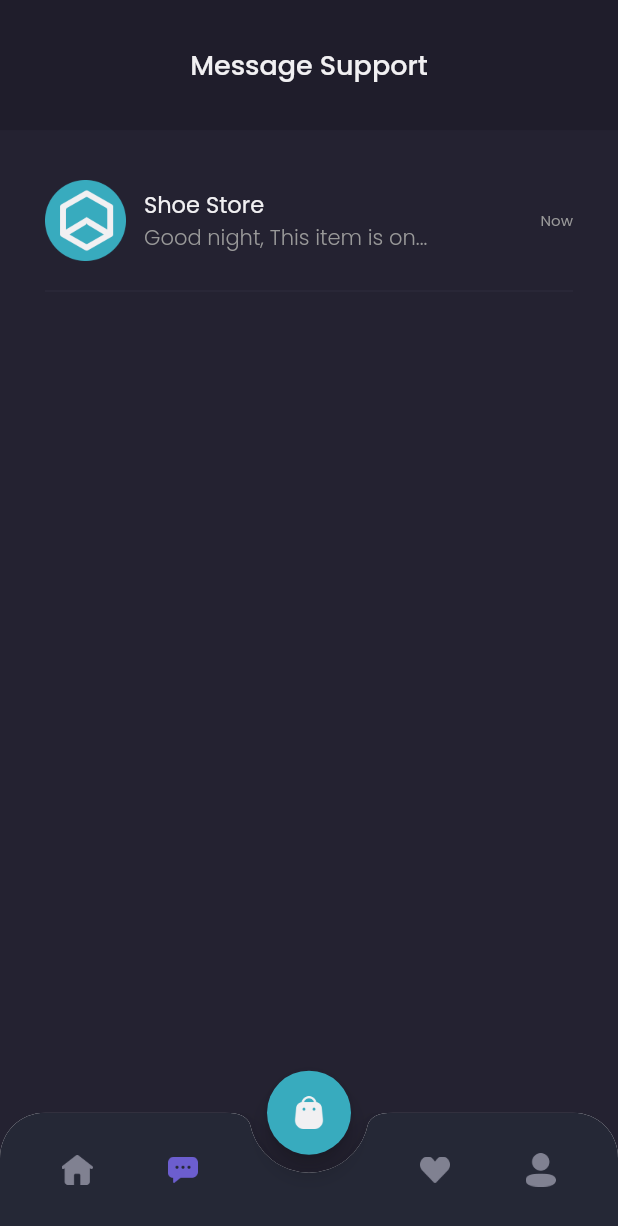
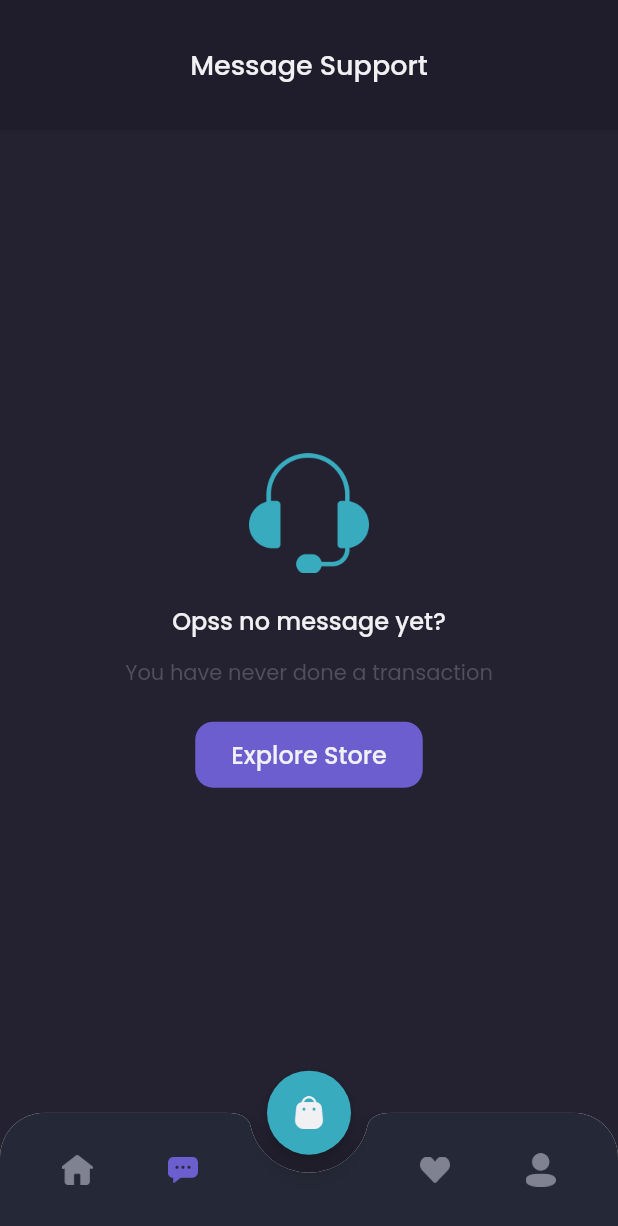
Before and after one commit to mudapa/shamo, a Flutter app: the MainPage screen opened by its route, item 2 of the bottom bar chosen, on a phone screen of 412 x 824 dp. Shown: the top 1226 px of the screen. Run offline on Flutter 3.47's test engine with Material 2 defaults, Android fonts, the phone set to English and light mode, and no system bars; our stand-ins replace carousel_slider, cloud_firestore, firebase_core, google_fonts; accounts and stored records are empty; network calls fail.

Commit message:
message/chat backend beres

```diff
--- a/lib/main.dart
+++ b/lib/main.dart
@@ -13,6 +13,7 @@ import 'package:shamo/pages/sign_up.dart';
 import 'package:shamo/pages/splash_screen.dart';
 import 'package:shamo/providers/auth_provider.dart';
 import 'package:shamo/providers/cart_provider.dart';
+import 'package:shamo/providers/page_provider.dart';
 import 'package:shamo/providers/product_provider.dart';
 import 'package:shamo/providers/transaction_provider.dart';
 import 'package:shamo/providers/wishlist_provider.dart';
@@ -43,6 +44,9 @@ class Shamo extends StatelessWidget {
         ChangeNotifierProvider(
           create: (context) => TransactionProvider(),
         ),
+        ChangeNotifierProvider(
+          create: (context) => PageProvider(),
+        ),
       ],
       child: MaterialApp(
         debugShowCheckedModeBanner: false,
--- a/lib/models/message_model.dart
+++ b/lib/models/message_model.dart
@@ -1,7 +1,7 @@
 import 'package:shamo/models/product_model.dart';
 
 class MessageModel {
-  String? message;
+  String message;
   int? userId;
   String? userName;
   String? userImage;
@@ -11,7 +11,7 @@ class MessageModel {
   DateTime? updatedAt;
 
   MessageModel({
-    this.message,
+    required this.message,
     this.userId,
     this.userName,
     this.userImage,
@@ -31,8 +31,8 @@ class MessageModel {
       product: json['product'].isEmpty
           ? UninitializedProductModel()
           : ProductModel.fromJson(json['product']),
-      createdAt: DateTime.parse(json['created_at']),
-      updatedAt: DateTime.parse(json['updated_at']),
+      createdAt: DateTime.parse(json['createdAt'] ?? ""),
+      updatedAt: DateTime.parse(json['updatedAt'] ?? ""),
     );
   }
 
@@ -44,8 +44,8 @@ class MessageModel {
       'userImage': userImage,
       'isFromUser': isFromUser,
       'product': product is UninitializedProductModel ? {} : product.toJson(),
-      'created_at': createdAt.toString(),
-      'updated_at': updatedAt.toString(),
+      'createdAt': createdAt.toString(),
+      'updatedAt': updatedAt.toString(),
     };
   }
 }
--- a/lib/models/product_model.dart
+++ b/lib/models/product_model.dart
@@ -50,7 +50,7 @@ class ProductModel {
       'category': category.toJson(),
       'galleries': galleries.map((gallery) => gallery.toJson()).toList(),
       'created_at': createdAt.toString(),
-      'updateda_at': updatedAt.toString(),
+      'updated_at': updatedAt.toString(),
     };
   }
 }
--- a/lib/models/user_model.dart
+++ b/lib/models/user_model.dart
@@ -1,5 +1,5 @@
 class UserModel {
-  int? id;
+  int id;
   String? name;
   String? email;
   String? username;
@@ -7,7 +7,7 @@ class UserModel {
   String token;
 
   UserModel({
-    this.id,
+    required this.id,
     this.name,
     this.email,
     this.username,
@@ -17,7 +17,7 @@ class UserModel {
 
   factory UserModel.fromJson(Map<String, dynamic> json) {
     return UserModel(
-      id: json['id'] as int?,
+      id: json['id'],
       name: json['name'] as String?,
       email: json['email'] as String?,
       username: json['username'] as String?,
--- a/lib/pages/cart.dart
+++ b/lib/pages/cart.dart
@@ -54,7 +54,10 @@ class Cart extends StatelessWidget {
               height: 44,
               width: 152,
               child: TextButton(
-                onPressed: () {},
+                onPressed: () {
+                  Navigator.pushNamedAndRemoveUntil(
+                      context, '/home', (route) => false);
+                },
                 style: TextButton.styleFrom(
                   backgroundColor: primaryColor,
                   shape: RoundedRectangleBorder(
--- a/lib/pages/detail_chat.dart
+++ b/lib/pages/detail_chat.dart
@@ -10,7 +10,7 @@ import 'package:shamo/widgets/theme.dart';
 
 class DetailChat extends StatefulWidget {
   ProductModel product;
-  DetailChat(this.product);
+  DetailChat(this.product, {super.key});
 
   @override
   State<DetailChat> createState() => _DetailChatState();
@@ -22,6 +22,7 @@ class _DetailChatState extends State<DetailChat> {
   @override
   Widget build(BuildContext context) {
     AuthProvider authProvider = Provider.of<AuthProvider>(context);
+
     handleAddMessage() async {
       await MessageService().addMessage(
         user: authProvider.user,
@@ -193,18 +194,15 @@ class _DetailChatState extends State<DetailChat> {
                 right: defaultMargin,
                 bottom: defaultMargin,
               ),
-              children: [
-                ChatBubble(
-                  isSender: true,
-                  text: 'Hi, This item is still available?',
-                  hasProduct: true,
-                ),
-                ChatBubble(
-                  isSender: false,
-                  text:
-                      'Good night, This item is only available in size 42 and 43',
-                ),
-              ],
+              children: snapshot.data!
+                  .map(
+                    (MessageModel message) => ChatBubble(
+                      isSender: message.isFromUser,
+                      text: message.message,
+                      product: message.product,
+                    ),
+                  )
+                  .toList(),
             );
           } else {
             return Center(
--- a/lib/pages/home/chat_page.dart
+++ b/lib/pages/home/chat_page.dart
@@ -1,10 +1,18 @@
 import 'package:flutter/material.dart';
+import 'package:provider/provider.dart';
+import 'package:shamo/models/message_model.dart';
+import 'package:shamo/providers/auth_provider.dart';
+import 'package:shamo/providers/page_provider.dart';
+import 'package:shamo/services/message_service.dart';
 import 'package:shamo/widgets/chat_tile.dart';
 import 'package:shamo/widgets/theme.dart';
 
 class ChatPage extends StatelessWidget {
   @override
   Widget build(BuildContext context) {
+    AuthProvider authProvider = Provider.of<AuthProvider>(context);
+    PageProvider pageProvider = Provider.of<PageProvider>(context);
+
     Widget header() {
       return AppBar(
         toolbarHeight: 87,
@@ -50,7 +58,9 @@ class ChatPage extends StatelessWidget {
               SizedBox(height: 20),
               Container(
                 child: TextButton(
-                  onPressed: () {},
+                  onPressed: () {
+                    pageProvider.currentIndex = 0;
+                  },
                   style: TextButton.styleFrom(
                     padding: EdgeInsets.symmetric(
                       horizontal: 24,
@@ -77,6 +87,15 @@ class ChatPage extends StatelessWidget {
     }
 
     Widget content() {
+      return StreamBuilder<List<MessageModel>>(
+        stream:
+            MessageService().getMessagesByUserId(userId: authProvider.user.id),
+        builder: (context, snapshot) {
+          if (snapshot.hasData) {
+            if (snapshot.data!.length == 0) {
+              return emptyChat();
+            }
+
             return Expanded(
               child: Container(
                 width: double.infinity,
@@ -86,10 +105,15 @@ class ChatPage extends StatelessWidget {
                     horizontal: defaultMargin,
                   ),
                   children: [
-              ChatTile(),
+                    ChatTile(snapshot.data![snapshot.data!.length - 1]),
                   ],
                 ),
               ),
+            );
+          } else {
+            return emptyChat();
+          }
+        },
       );
     }
 
--- a/lib/pages/home/main_page.dart
+++ b/lib/pages/home/main_page.dart
@@ -1,8 +1,10 @@
 import 'package:flutter/material.dart';
+import 'package:provider/provider.dart';
 import 'package:shamo/pages/home/chat_page.dart';
 import 'package:shamo/pages/home/home_page.dart';
 import 'package:shamo/pages/home/profile_page.dart';
 import 'package:shamo/pages/home/wishlist_page.dart';
+import 'package:shamo/providers/page_provider.dart';
 import 'package:shamo/widgets/theme.dart';
 
 class MainPage extends StatefulWidget {
@@ -11,10 +13,10 @@ class MainPage extends StatefulWidget {
 }
 
 class _MainPageState extends State<MainPage> {
-  int currentIndex = 0;
-
   @override
   Widget build(BuildContext context) {
+    PageProvider pageProvider = Provider.of<PageProvider>(context);
+
     Widget cartButton() {
       return FloatingActionButton(
         onPressed: () {
@@ -39,11 +41,9 @@ class _MainPageState extends State<MainPage> {
           clipBehavior: Clip.antiAlias,
           child: BottomNavigationBar(
             backgroundColor: bg4Color,
-            currentIndex: currentIndex,
+            currentIndex: pageProvider.currentIndex,
             onTap: (value) {
-              setState(() {
-                currentIndex = value;
-              });
+              pageProvider.currentIndex = value;
             },
             type: BottomNavigationBarType.fixed,
             items: [
@@ -56,7 +56,9 @@ class _MainPageState extends State<MainPage> {
                   child: Image.asset(
                     'assets/icon_home.png',
                     width: 21,
-                    color: currentIndex == 0 ? primaryColor : Color(0xff808191),
+                    color: pageProvider.currentIndex == 0
+                        ? primaryColor
+                        : Color(0xff808191),
                   ),
                 ),
                 label: '',
@@ -71,7 +73,9 @@ class _MainPageState extends State<MainPage> {
                   child: Image.asset(
                     'assets/icon_chat.png',
                     width: 20,
-                    color: currentIndex == 1 ? primaryColor : Color(0xff808191),
+                    color: pageProvider.currentIndex == 1
+                        ? primaryColor
+                        : Color(0xff808191),
                   ),
                 ),
                 label: '',
@@ -86,7 +90,9 @@ class _MainPageState extends State<MainPage> {
                   child: Image.asset(
                     'assets/icon_wishlist.png',
                     width: 20,
-                    color: currentIndex == 2 ? primaryColor : Color(0xff808191),
+                    color: pageProvider.currentIndex == 2
+                        ? primaryColor
+                        : Color(0xff808191),
                   ),
                 ),
                 label: '',
@@ -100,7 +106,9 @@ class _MainPageState extends State<MainPage> {
                   child: Image.asset(
                     'assets/icon_profile.png',
                     width: 20,
-                    color: currentIndex == 3 ? primaryColor : Color(0xff808191),
+                    color: pageProvider.currentIndex == 3
+                        ? primaryColor
+                        : Color(0xff808191),
                   ),
                 ),
                 label: '',
@@ -112,7 +120,7 @@ class _MainPageState extends State<MainPage> {
     }
 
     Widget body() {
-      switch (currentIndex) {
+      switch (pageProvider.currentIndex) {
         case 0:
           return HomePage();
         case 1:
@@ -127,7 +135,7 @@ class _MainPageState extends State<MainPage> {
     }
 
     return Scaffold(
-      backgroundColor: currentIndex == 0 ? bg1Color : bg3Color,
+      backgroundColor: pageProvider.currentIndex == 0 ? bg1Color : bg3Color,
       floatingActionButton: cartButton(),
       floatingActionButtonLocation: FloatingActionButtonLocation.centerDocked,
       bottomNavigationBar: customButtonNav(),
--- a/lib/pages/home/wishlist_page.dart
+++ b/lib/pages/home/wishlist_page.dart
@@ -1,5 +1,6 @@
 import 'package:flutter/material.dart';
 import 'package:provider/provider.dart';
+import 'package:shamo/providers/page_provider.dart';
 import 'package:shamo/providers/wishlist_provider.dart';
 import 'package:shamo/widgets/theme.dart';
 import 'package:shamo/widgets/wishlist_card.dart';
@@ -8,6 +9,7 @@ class WishlistPage extends StatelessWidget {
   @override
   Widget build(BuildContext context) {
     WishlistProvider wishlistProvider = Provider.of<WishlistProvider>(context);
+    PageProvider pageProvider = Provider.of<PageProvider>(context);
 
     Widget header() {
       return AppBar(
@@ -57,7 +59,9 @@ class WishlistPage extends StatelessWidget {
               Container(
                 height: 44,
                 child: TextButton(
-                  onPressed: () {},
+                  onPressed: () {
+                    pageProvider.currentIndex = 0;
+                  },
                   style: TextButton.styleFrom(
                     padding: EdgeInsets.symmetric(
                       horizontal: 24,
--- /dev/null
+++ b/lib/providers/page_provider.dart
@@ -0,0 +1,12 @@
+import 'package:flutter/material.dart';
+
+class PageProvider with ChangeNotifier {
+  int _currentIndex = 0;
+
+  int get currentIndex => _currentIndex;
+
+  set currentIndex(int index) {
+    _currentIndex = index;
+    notifyListeners();
+  }
+}
--- a/lib/widgets/chat_tile.dart
+++ b/lib/widgets/chat_tile.dart
@@ -1,9 +1,13 @@
 import 'package:flutter/material.dart';
+import 'package:shamo/models/message_model.dart';
 import 'package:shamo/models/product_model.dart';
 import 'package:shamo/pages/detail_chat.dart';
 import 'package:shamo/widgets/theme.dart';
 
 class ChatTile extends StatelessWidget {
+  final MessageModel message;
+  ChatTile(this.message);
+
   @override
   Widget build(BuildContext context) {
     return GestureDetector(
@@ -41,7 +45,7 @@ class ChatTile extends StatelessWidget {
                         ),
                       ),
                       Text(
-                        'Good night, This item is on...',
+                        message.message,
                         style: secondTextStyle.copyWith(
                           fontWeight: light,
                         ),
```
Also changed, not shown: lib/widgets/chat_bubble.dart (+8 -7 lines). Lines whose indentation alone changed are shown as unchanged.
